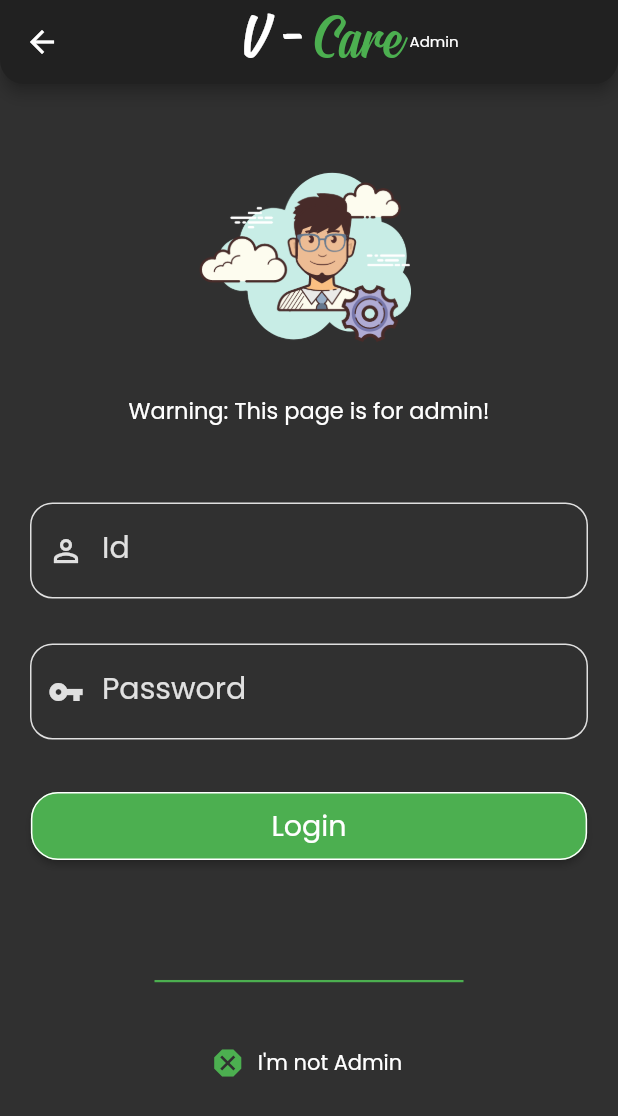
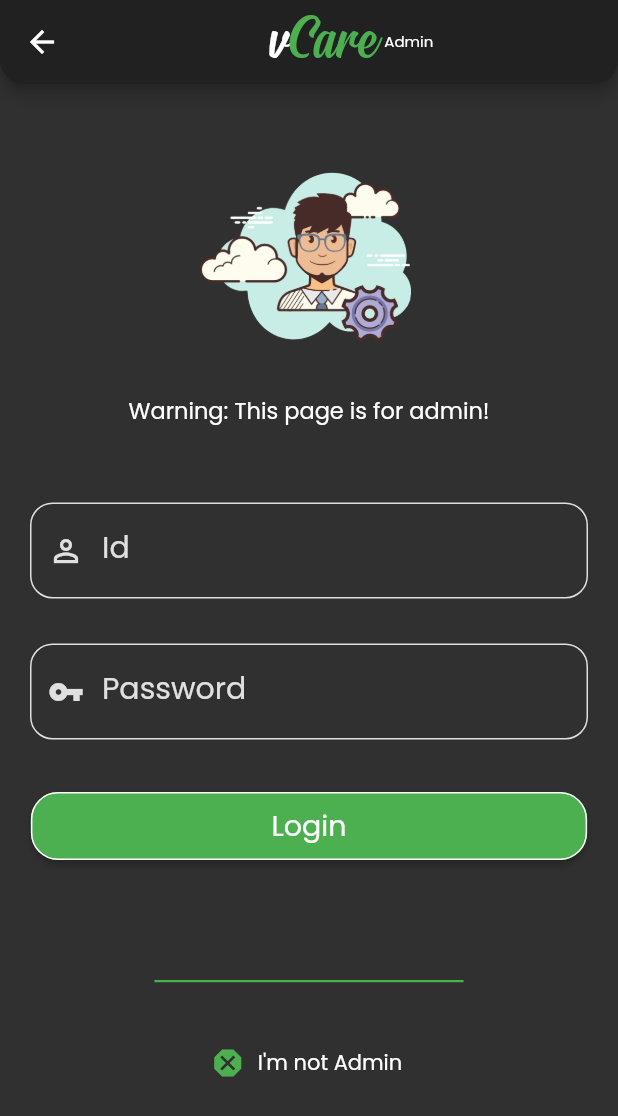
Before and after one commit to Murali-jha/vcare, a Flutter app: the screen it shows after launch, after a tap on "I'm Admin", on a phone screen of 412 x 824 dp. Shown: the top 1116 px of the screen. Run offline on Flutter 3.47's test engine with Material 2 defaults, Android fonts, the light colour scheme and no system bars; our stand-ins replace assets_audio_player, cached_network_image, cloud_firestore, expandable, firebase_auth, firebase_messaging and 6 more; missing offline and left inert: launch_review; accounts and stored records are empty.

Commit message:
vCare in appbar updated

```diff
--- a/lib/Admin/adminLogin.dart
+++ b/lib/Admin/adminLogin.dart
@@ -14,7 +14,7 @@ class AdminSignInPage extends StatelessWidget {
           mainAxisAlignment: MainAxisAlignment.center,
           children: [
             Text(
-              "V - ",
+              "v",
               style: TextStyle(
                 fontFamily: "Signatra",
                 fontSize: 45.0,
--- a/lib/Admin/adminOrderDetails.dart
+++ b/lib/Admin/adminOrderDetails.dart
@@ -264,7 +264,7 @@ class AdminShippingDetails extends StatelessWidget {
     getOrderId = "";
 
     Route route = MaterialPageRoute(builder: (c) => UploadPage());
-    Navigator.pushReplacement(context, route);
+    Navigator.of(context).pushAndRemoveUntil(route, (Route<dynamic> route) => false);
 
     Fluttertoast.showToast(msg: "Meeting has been completed. Confirmed.");
   }
--- a/lib/Admin/adminShiftOrders.dart
+++ b/lib/Admin/adminShiftOrders.dart
@@ -20,7 +20,7 @@ class _MyOrdersState extends State<AdminShiftOrders> {
         appBar: AppBar(
           iconTheme: IconThemeData(color: Colors.white),
           centerTitle: true,
-          title: Text("Appointment Requests", style: TextStyle(color: Colors.white),),
+          title: Text("Appointment Requests", style: TextStyle(color: Colors.white,fontFamily: "Poppins"),),
 
         ),
         body: StreamBuilder<QuerySnapshot>(
--- a/lib/Admin/uploadItems.dart
+++ b/lib/Admin/uploadItems.dart
@@ -57,7 +57,7 @@ class _UploadPageState extends State<UploadPage>
           mainAxisAlignment: MainAxisAlignment.center,
           children: [
             Text(
-              "V - ",
+              "v",
               style: TextStyle(
                 fontFamily: "Signatra",
                 fontSize: 45.0,
--- a/lib/Authentication/authenication.dart
+++ b/lib/Authentication/authenication.dart
@@ -20,7 +20,7 @@ class _AuthenticScreenState extends State<AuthenticScreen> {
                 mainAxisAlignment: MainAxisAlignment.center,
                 children: [
                   Text(
-                    "V - ",
+                    "v",
                     style: TextStyle(
                       fontFamily: "Signatra",
                       fontSize: 45.0,
```
